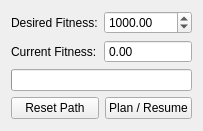
Qt form GeneticPlanner/gui/PlanningControlWidget.ui (raptorswing/Genetic-Planner) before a commit.
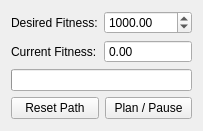
The same form after that commit. Icons and pictures are not drawn.

Patch:
```diff
--- a/GeneticPlanner/gui/PlanningControlWidget.ui
+++ b/GeneticPlanner/gui/PlanningControlWidget.ui
@@ -87,12 +87,15 @@
      <item>
       <widget class="QPushButton" name="planResumeButton">
        <property name="text">
-        <string>Plan / Resume</string>
+        <string>Plan / Pause</string>
        </property>
        <property name="icon">
         <iconset resource="../resources.qrc">
          <normaloff>:/icons/16x16/crystal_project/16x16/actions/run.png</normaloff>:/icons/16x16/crystal_project/16x16/actions/run.png</iconset>
        </property>
+       <property name="checkable">
+        <bool>true</bool>
+       </property>
       </widget>
      </item>
     </layout>
```
